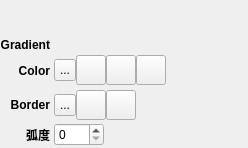
First picture: the form in qmleditorwidgets/contextpanewidgetrectangle.ui, repository 188080501/QmlDesignerPlus, before the edit.
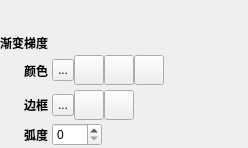
Second picture: the form after the edit. Icons and pictures are not drawn. Custom widgets are drawn as their Qt base class.

The edit to the form file:
```diff
--- a/qmleditorwidgets/contextpanewidgetrectangle.ui
+++ b/qmleditorwidgets/contextpanewidgetrectangle.ui
@@ -40,9 +40,12 @@
        <bold>true</bold>
       </font>
      </property>
-     <property name="text">
+     <property name="toolTip">
       <string>Color</string>
      </property>
+     <property name="text">
+      <string>颜色</string>
+     </property>
      <property name="alignment">
       <set>Qt::AlignRight|Qt::AlignTrailing|Qt::AlignVCenter</set>
      </property>
@@ -56,9 +59,12 @@
        <bold>true</bold>
       </font>
      </property>
-     <property name="text">
+     <property name="toolTip">
       <string>Border</string>
      </property>
+     <property name="text">
+      <string>边框</string>
+     </property>
      <property name="alignment">
       <set>Qt::AlignRight|Qt::AlignTrailing|Qt::AlignVCenter</set>
      </property>
@@ -88,9 +94,12 @@
        <bold>true</bold>
       </font>
      </property>
-     <property name="text">
+     <property name="toolTip">
       <string>Gradient</string>
      </property>
+     <property name="text">
+      <string>渐变梯度</string>
+     </property>
      <property name="alignment">
       <set>Qt::AlignBottom|Qt::AlignRight|Qt::AlignTrailing</set>
      </property>
```
Left out of the diff: 3 changed lines with no effect on the pictures.
